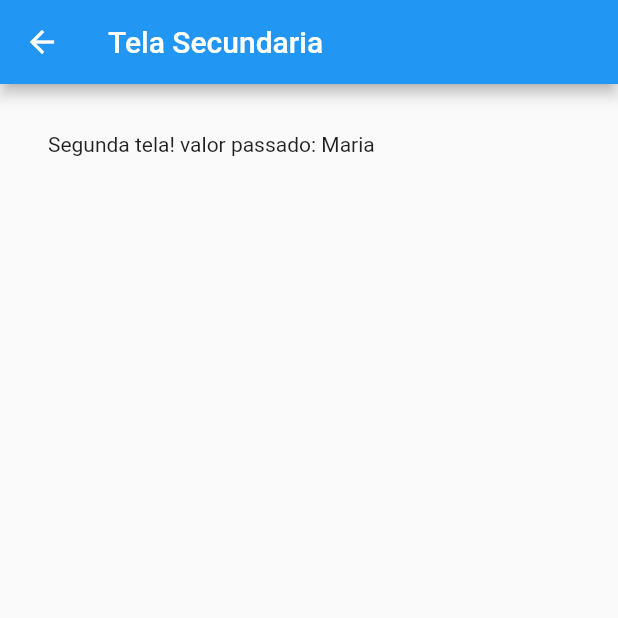
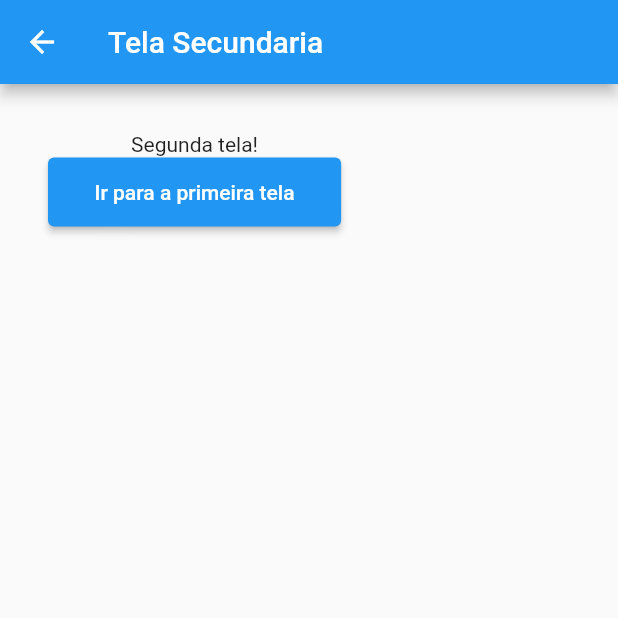
Before and after one commit to guilhermeveras10/navegacao_flutter, a Flutter app: the screen it shows after launch, after a tap on "Ir para a segunda tela", on a phone screen of 412 x 824 dp, the top half of it. Run offline on Flutter 3.47's test engine with Material 2 defaults, Android fonts, the phone set to English and light mode, and no system bars.

Commit message:
criacao de rotas

```diff
--- a/lib/TelaSecundaria.dart
+++ b/lib/TelaSecundaria.dart
@@ -2,9 +2,9 @@ import 'package:flutter/material.dart';
 
 class TelaSecundaria extends StatefulWidget {
 
-  String valor;
+  String? valor;
 
-  TelaSecundaria({required this.valor});
+  TelaSecundaria({this.valor});
 
   @override
   _TelaSecundariaState createState() => _TelaSecundariaState();
@@ -24,7 +24,16 @@ class _TelaSecundariaState extends State<TelaSecundaria> {
         padding: EdgeInsets.all(32),
         child: Column(
           children: <Widget>[
-            Text("Segunda tela! valor passado: ${widget.valor} ")
+            Text("Segunda tela!"),
+            ElevatedButton(
+              child: Padding(
+                child: Text("Ir para a primeira tela"),
+                padding: EdgeInsets.all(15),
+              ),
+              onPressed: (){
+                Navigator.pushNamed(context, "/");
+              },
+            )
           ],
         ),
       ),
--- a/lib/main.dart
+++ b/lib/main.dart
@@ -3,6 +3,10 @@ import 'package:navegacao/TelaSecundaria.dart';
 
 void main(){
   runApp(MaterialApp(
+    initialRoute: "/",
+    routes: {
+      "/secundaria" : (context) => TelaSecundaria(),
+    },
     home: TelaPrincipal(),
   ));
 }
@@ -30,12 +34,7 @@ class _TelaPrincipalState extends State<TelaPrincipal> {
                 child: Text("Ir para a segunda tela"),
               ),
               onPressed: (){
-                Navigator.push(
-                    context,
-                    MaterialPageRoute(
-                        builder: (context) => TelaSecundaria(valor: "Maria",)
-                    )
-                );
+                Navigator.pushNamed(context, "/secundaria");
               },
             )
           ],
```
